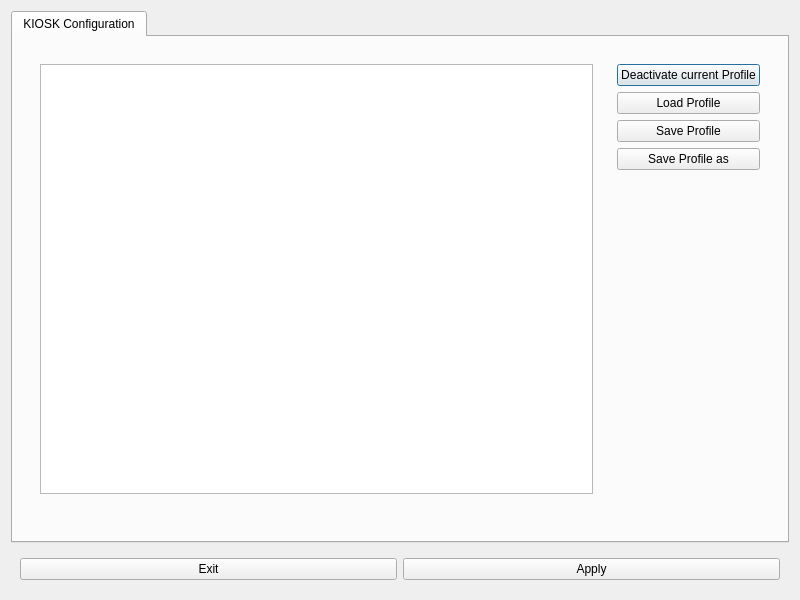
Old version of the form kiosk.ui in the repository valueerrorx/life-kiosk.
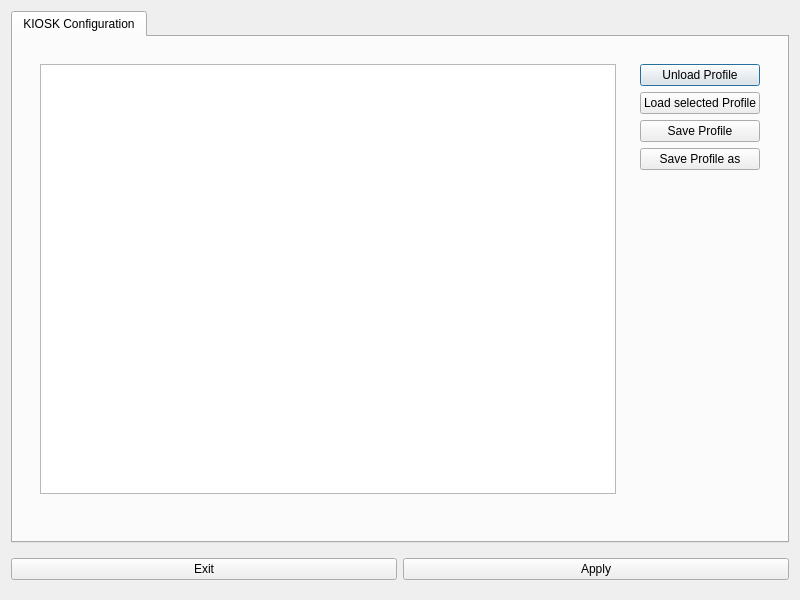
New version of the form. Icons and pictures are not drawn.

Commit message: load and unload profiles

```diff
--- a/kiosk.ui
+++ b/kiosk.ui
@@ -82,17 +82,14 @@
               <widget class="QListWidget" name="profileview"/>
              </item>
              <item>
-              <spacer name="horizontalSpacer">
-               <property name="orientation">
-                <enum>Qt::Horizontal</enum>
+              <widget class="QLabel" name="status">
+               <property name="text">
+                <string/>
                </property>
-               <property name="sizeHint" stdset="0">
-                <size>
-                 <width>547</width>
-                 <height>20</height>
-                </size>
+               <property name="indent">
+                <number>0</number>
                </property>
-              </spacer>
+              </widget>
              </item>
             </layout>
            </widget>
@@ -103,14 +100,14 @@
              <item>
               <widget class="QPushButton" name="pushButton">
                <property name="text">
-                <string>Deactivate current Profile</string>
+                <string>Unload Profile</string>
                </property>
               </widget>
              </item>
              <item>
               <widget class="QPushButton" name="pushButton_2">
                <property name="text">
-                <string>Load Profile</string>
+                <string>Load selected Profile</string>
                </property>
               </widget>
              </item>
@@ -154,6 +151,12 @@
    <item>
     <widget class="QWidget" name="widget" native="true">
      <layout class="QHBoxLayout" name="horizontalLayout">
+      <property name="leftMargin">
+       <number>0</number>
+      </property>
+      <property name="rightMargin">
+       <number>0</number>
+      </property>
       <item>
        <widget class="QPushButton" name="exit">
         <property name="text">
```
Left out of the diff: 8 changed lines with no effect on the pictures. The commit also changes 1 other file.
